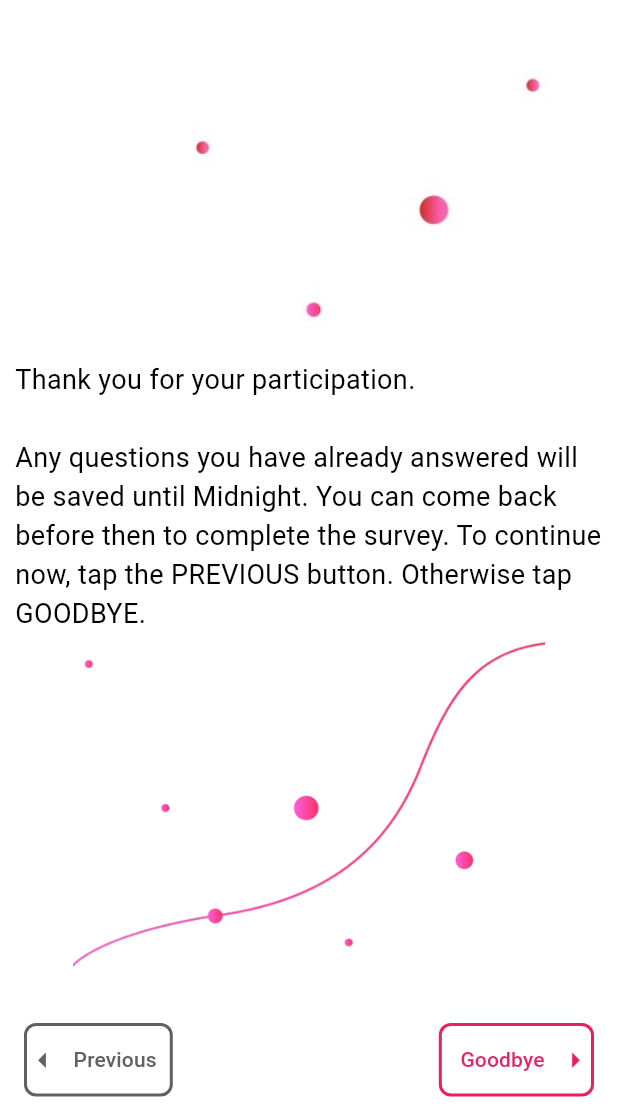
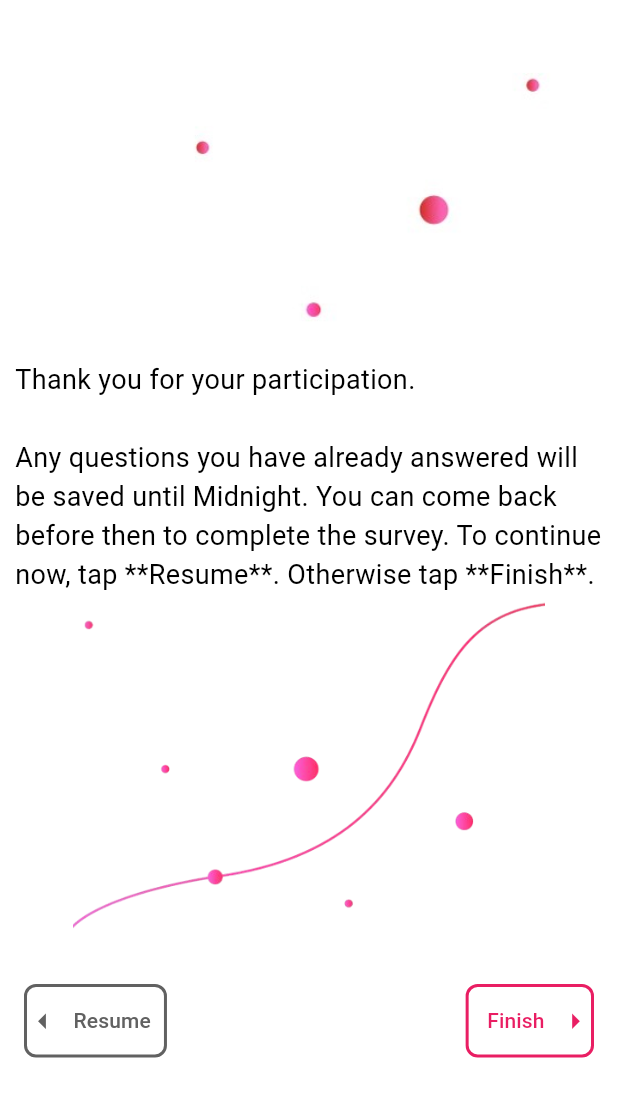
Before and after one commit to anusii/msfatigue, a Flutter app: the SubmitConfirmation screen opened directly, on a phone screen of 412 x 824 dp, the part 120-1236 px from its top. Run offline on Flutter 3.47's test engine with Material 3 defaults, Android fonts, the phone set to English and light mode, and no system bars; our stand-ins replace equatable, flutter_bloc, flutter_markdown, gap, shared_preferences, universal_io; missing offline and left inert: rdflib, solidpod, window_manager; accounts and stored records are empty.

Commit message:
Update naming of buttons for END NOW workflow

```diff
--- a/lib/questionnaire/submit_confirmation.dart
+++ b/lib/questionnaire/submit_confirmation.dart
@@ -49,7 +49,7 @@ class SubmitConfirmation extends StatelessWidget {
               padding: const EdgeInsets.fromLTRB(10.0, 0.0, 10.0, 0.0),
               child: const Text(
                 "Thank you for your participation.\n\n"
-                "Any questions you have already answered will be saved until Midnight. You can come back before then to complete the survey. To continue now, tap the PREVIOUS button. Otherwise tap GOODBYE.",
+                "Any questions you have already answered will be saved until Midnight. You can come back before then to complete the survey. To continue now, tap **Resume**. Otherwise tap **Finish**.",
                 style: TextStyle(
                   fontSize: 18,
                   color: Colors.black,
@@ -76,7 +76,7 @@ class SubmitConfirmation extends StatelessWidget {
                       size: 25,
                     ),
                     label: Text(
-                      "Previous   ",
+                      "Resume   ",
                       style: TextStyle(
                         color: Colors.grey.shade700,
                       ),
@@ -132,7 +132,7 @@ class SubmitConfirmation extends StatelessWidget {
                       }
                     },
                     icon: const Text(
-                      "    Goodbye",
+                      "    Finish",
                       style: TextStyle(color: Colors.pink),
                     ),
                     label: const Icon(
```
